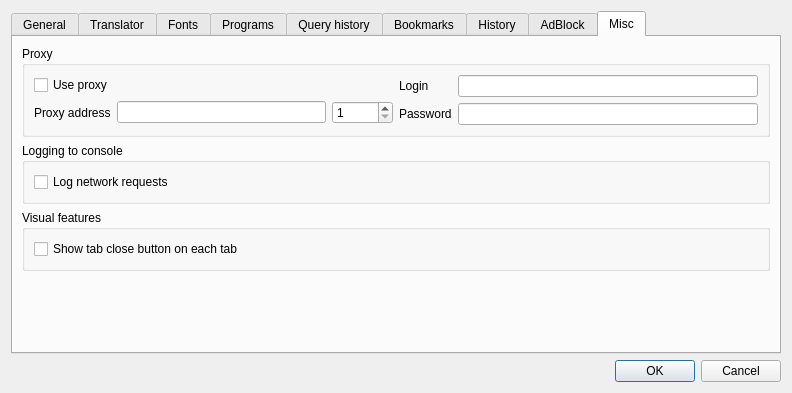
Old version of the form settingsdlg.ui in the repository kernel1024/jpreader.
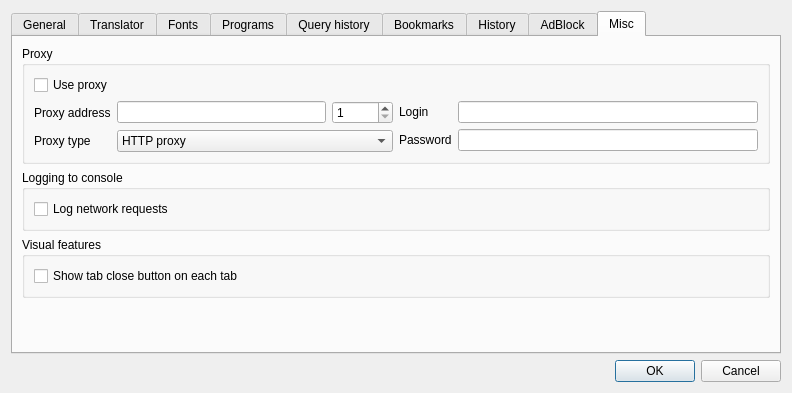
New version of the form. The open tabs and pages were chosen to show the change. Custom widgets are drawn as their Qt base class.

Commit message: SOCKS5 proxy support, HTTP errors handling and displaying.

What changed in the file:
```diff
--- a/settingsdlg.ui
+++ b/settingsdlg.ui
@@ -962,15 +962,13 @@
       <attribute name="title">
        <string>Misc</string>
       </attribute>
-      <layout class="QVBoxLayout" name="verticalLayout_17">
+      <layout class="QVBoxLayout" name="verticalLayout_16">
        <item>
         <widget class="QGroupBox" name="groupBox_8">
          <property name="title">
           <string>Proxy</string>
          </property>
-         <layout class="QHBoxLayout" name="horizontalLayout_19">
-          <item>
-           <layout class="QVBoxLayout" name="verticalLayout_16">
+         <layout class="QVBoxLayout" name="verticalLayout_14">
             <item>
              <widget class="QCheckBox" name="checkUseProxy">
               <property name="text">
@@ -979,8 +977,10 @@
              </widget>
             </item>
             <item>
-             <layout class="QHBoxLayout" name="horizontalLayout_18">
+           <layout class="QHBoxLayout" name="horizontalLayout_19">
               <item>
+             <layout class="QFormLayout" name="formLayout_6">
+              <item row="0" column="0">
                <widget class="QLabel" name="label_20">
                 <property name="text">
                  <string>Proxy address</string>
@@ -990,6 +990,8 @@
                 </property>
                </widget>
               </item>
+              <item row="0" column="1">
+               <layout class="QHBoxLayout" name="horizontalLayout_18">
               <item>
                <widget class="QLineEdit" name="editProxyHost"/>
               </item>
@@ -1005,6 +1007,41 @@
               </item>
              </layout>
             </item>
+              <item row="1" column="0">
+               <widget class="QLabel" name="label_23">
+                <property name="text">
+                 <string>Proxy type</string>
+                </property>
+                <property name="buddy">
+                 <cstring>listProxyType</cstring>
+                </property>
+               </widget>
+              </item>
+              <item row="1" column="1">
+               <widget class="QComboBox" name="listProxyType">
+                <property name="sizePolicy">
+                 <sizepolicy hsizetype="Expanding" vsizetype="Fixed">
+                  <horstretch>0</horstretch>
+                  <verstretch>0</verstretch>
+                 </sizepolicy>
+                </property>
+                <item>
+                 <property name="text">
+                  <string>HTTP proxy</string>
+                 </property>
+                </item>
+                <item>
+                 <property name="text">
+                  <string>HTTP transparent proxy</string>
+                 </property>
+                </item>
+                <item>
+                 <property name="text">
+                  <string>SOCKS5 proxy</string>
+                 </property>
+                </item>
+               </widget>
+              </item>
            </layout>
           </item>
           <item>
@@ -1038,6 +1075,8 @@
            </layout>
           </item>
          </layout>
+          </item>
+         </layout>
         </widget>
        </item>
        <item>
@@ -1045,7 +1084,7 @@
          <property name="title">
           <string>Logging to console</string>
          </property>
-         <layout class="QVBoxLayout" name="verticalLayout_14">
+         <layout class="QVBoxLayout" name="verticalLayout_18">
           <item>
            <widget class="QCheckBox" name="checkLogNetworkRequests">
             <property name="text">
```
Left out of the diff: 57 changed lines with no effect on the pictures. Lines whose indentation alone changed are shown as unchanged. The commit also changes 6 other files.
